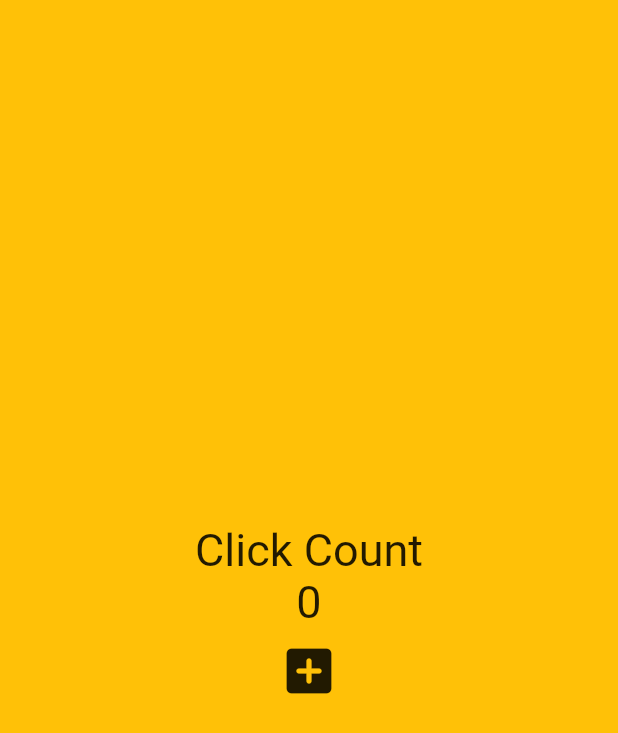
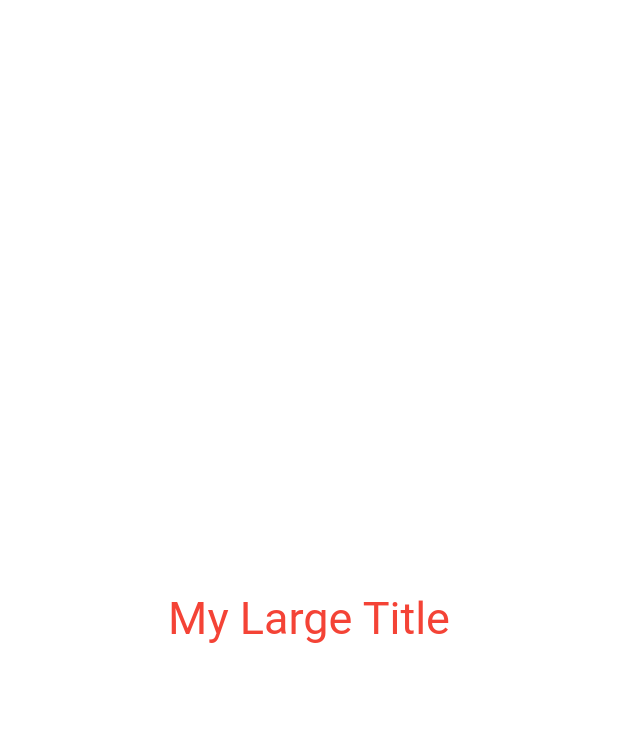
Before and after one commit to wnsgud0428/flutter_state_practice, a Flutter app: the screen it shows after launch, on a phone screen of 412 x 824 dp. Shown: the top 733 px of the screen. Run offline on Flutter 3.47's test engine with Material 2 defaults, Android fonts, the phone set to English and light mode, and no system bars.

Commit message:
context from parent

```diff
--- a/lib/main.dart
+++ b/lib/main.dart
@@ -23,32 +23,40 @@
   @override
   Widget build(BuildContext context) {
     return MaterialApp(
+        theme: ThemeData(
+          textTheme: const TextTheme(
+            titleLarge: TextStyle(
+              color: Colors.red,
+            ),
+          ),
+        ),
         home: Scaffold(
-      backgroundColor: Colors.amber,
+          backgroundColor: Colors.white,
           body: Center(
             child: Column(
               mainAxisAlignment: MainAxisAlignment.center,
-          children: [
-            const Text(
-              "Click Count",
-              style: TextStyle(
-                fontSize: 30,
-              ),
-            ),
-            Text(
-              "$counter",
-              style: const TextStyle(fontSize: 30),
-            ),
-            IconButton(
-              iconSize: 40,
-              onPressed: onClicked,
-              icon: const Icon(
-                Icons.add_box_rounded,
-              ),
-            )
+              children: const [
+                MyLargeTitle(),
               ],
             ),
           ),
         ));
   }
 }
+
+class MyLargeTitle extends StatelessWidget {
+  const MyLargeTitle({
+    super.key,
+  });
+
+  @override
+  Widget build(BuildContext context) {
+    return Text(
+      "My Large Title",
+      style: TextStyle(
+        fontSize: 30,
+        color: Theme.of(context).textTheme.titleLarge?.color,
+      ),
+    );
+  }
+}
```
Lines whose indentation alone changed are shown as unchanged.
